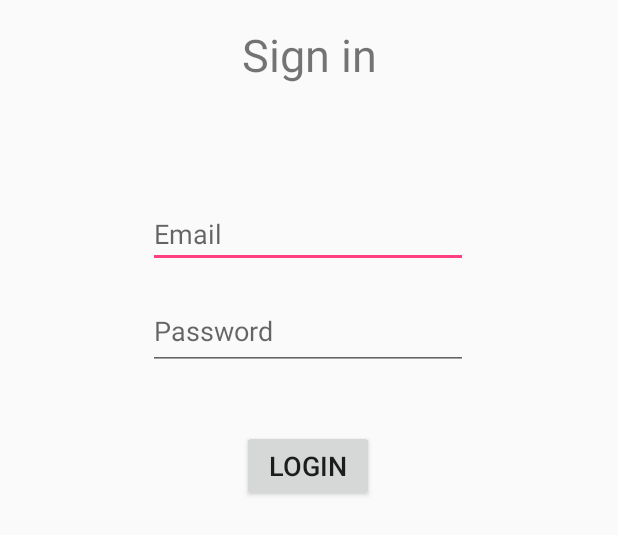
After one commit to DanielHH/looking-for-group, an Android app: the layout activity_login.xml on its own in the app's theme, with its tools: preview values and no code run, on a phone screen of 412 x 824 dp. The commit adds this screen. Shown: the top 535 px of the screen. Run offline under Robolectric (Android 15) with nearby library versions, the phone set to English and light mode, and no system bars.

Commit message:
added login files. cannot launch app.

```diff
--- a/app/src/main/java/com/example/daniel/lookingforgroup/RegisterUserActivity.java
+++ b/app/src/main/java/com/example/daniel/lookingforgroup/RegisterUserActivity.java
@@ -64,9 +64,7 @@ public class RegisterUserActivity extends AppCompatActivity {
         buttonRegister.setOnClickListener(new View.OnClickListener() {
             @Override
             public void onClick(View view) {
-                // TODO: implement sending data to server
                 submitData();
-
             }
         });
     }
--- /dev/null
+++ b/app/src/main/res/layout/activity_login.xml
@@ -0,0 +1,59 @@
+<?xml version="1.0" encoding="utf-8"?>
+<android.support.constraint.ConstraintLayout
+    xmlns:android="http://schemas.android.com/apk/res/android"
+    xmlns:app="http://schemas.android.com/apk/res-auto"
+    xmlns:tools="http://schemas.android.com/tools"
+    android:layout_width="match_parent"
+    android:layout_height="match_parent">
+
+    <TextView
+        android:id="@+id/loginHeadline"
+        android:layout_width="199dp"
+        android:layout_height="53dp"
+        android:layout_marginTop="16dp"
+        android:text="@string/headline_login"
+        android:textAlignment="center"
+        android:textSize="30sp"
+        app:layout_constraintEnd_toEndOf="parent"
+        app:layout_constraintStart_toStartOf="parent"
+        app:layout_constraintTop_toTopOf="parent" />
+
+    <EditText
+        android:id="@+id/emailLogin"
+        android:layout_width="wrap_content"
+        android:layout_height="wrap_content"
+        android:layout_marginTop="64dp"
+        android:ems="10"
+        android:hint="@string/email_login"
+        android:inputType="textEmailAddress"
+        app:layout_constraintEnd_toEndOf="parent"
+        app:layout_constraintHorizontal_bias="0.497"
+        app:layout_constraintStart_toStartOf="parent"
+        app:layout_constraintTop_toBottomOf="@+id/loginHeadline" />
+
+    <EditText
+        android:id="@+id/passwordLogin"
+        android:layout_width="wrap_content"
+        android:layout_height="52dp"
+        android:layout_marginTop="16dp"
+        android:ems="10"
+        android:hint="@string/password_login"
+        android:inputType="textPassword"
+        app:layout_constraintEnd_toEndOf="parent"
+        app:layout_constraintHorizontal_bias="0.497"
+        app:layout_constraintStart_toStartOf="parent"
+        app:layout_constraintTop_toBottomOf="@+id/emailLogin" />
+
+    <Button
+        android:id="@+id/buttonLogin"
+        android:layout_width="wrap_content"
+        android:layout_height="wrap_content"
+        android:layout_marginTop="40dp"
+        android:text="@string/button_login"
+        android:textAlignment="center"
+        android:textSize="18sp"
+        app:layout_constraintEnd_toEndOf="parent"
+        app:layout_constraintHorizontal_bias="0.498"
+        app:layout_constraintStart_toStartOf="parent"
+        app:layout_constraintTop_toBottomOf="@+id/passwordLogin" />
+</android.support.constraint.ConstraintLayout>
--- a/app/src/main/res/values/strings.xml
+++ b/app/src/main/res/values/strings.xml
@@ -7,17 +7,27 @@
     <string name="button_create_game">Create new game</string>
     <string name="title_activity_open_games">OpenGames</string>
     <string name="title_activity_register_user">RegisterUser</string>
+    <string name="logout">Log out</string>
+
     /*Create new game page*/
     <string name="add_description">Add a description...</string>
     <string name="button_save">Save</string>
 
     /*Register new user*/
+    <string name="headline_register_user">Register User</string>
     <string name="name_register">Name</string>
     <string name="email_register">Email</string>
     <string name="password_register">Password</string>
     <string name="password_repeat_register">Repeat Password</string>
     <string name="button_register">Register</string>
-    <string name="headline_register_user">Register User</string>
+
+
+    /*Login page*/
+    <string name="headline_login">Sign in</string>
+    <string name="email_login">Email</string>
+    <string name="password_login">Password</string>
+    <string name="button_login">Login</string>
+
     <string name="large_text">
         "Material is the metaphor.\n\n"
 
```
Also changed, not shown: app/src/main/java/com/example/daniel/lookingforgroup/LoginActivity.java (added, +108 -0 lines), app/src/main/java/com/example/daniel/lookingforgroup/MainActivity.java (+10 -34 lines), app/src/main/res/layout/content_main.xml (+14 -1 lines).
